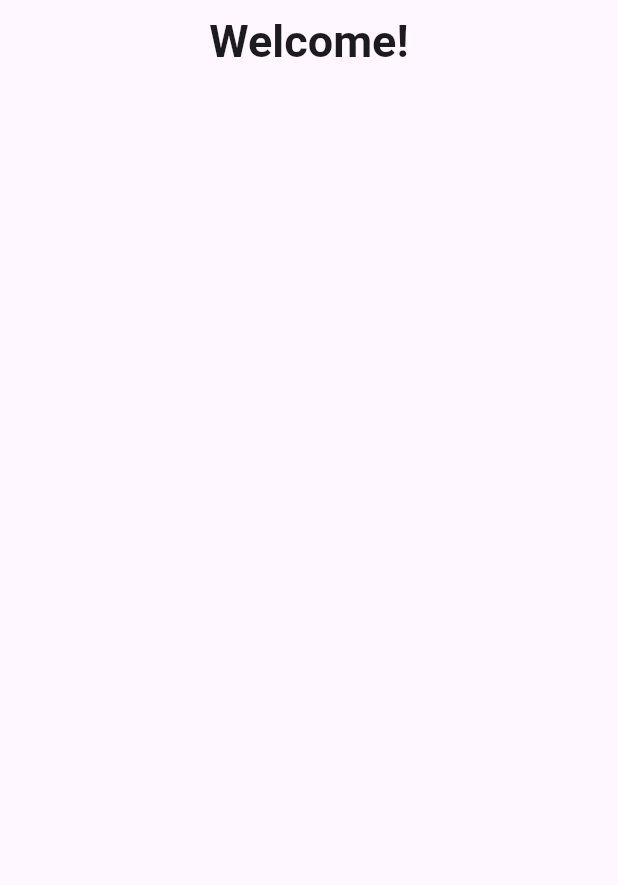
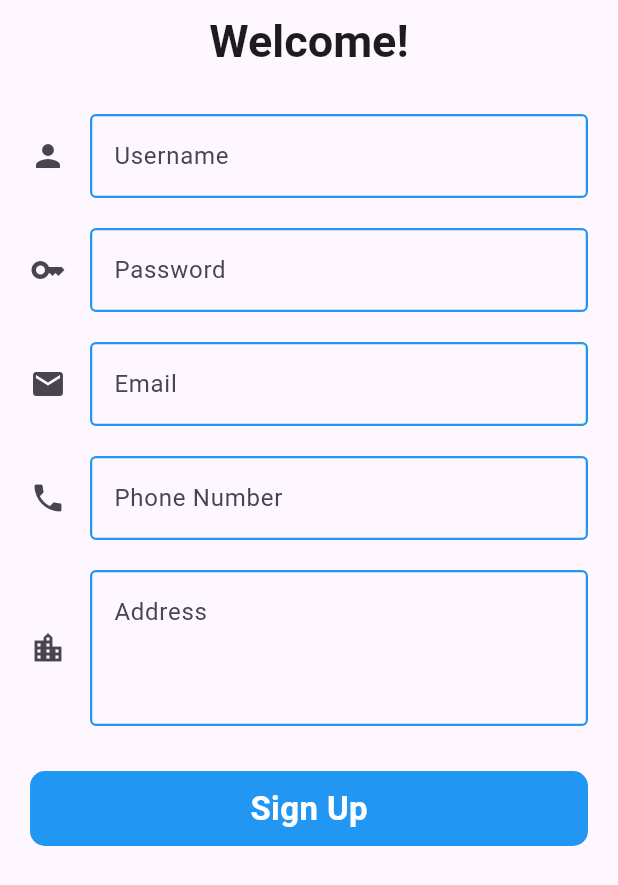
Before and after one commit to haadiyaa/firebase_usermanage, a Flutter app: the screen it shows after launch, on a phone screen of 412 x 824 dp. Shown: the top 885 px of the screen. Run offline on Flutter 3.47's test engine with Material 3 defaults, Android fonts, the phone set to English and light mode, and no system bars; our stand-ins replace cloud_firestore, firebase_auth, firebase_core, get; accounts and stored records are empty.

Commit message:
sign up ui updated

```diff
--- a/lib/controller/auth_controller.dart
+++ b/lib/controller/auth_controller.dart
@@ -1,11 +1,11 @@
 import 'package:cloud_firestore/cloud_firestore.dart';
 import 'package:firebase_auth/firebase_auth.dart';
 import 'package:firebasemain/model/usermodel.dart';
-import 'package:firebasemain/view/home_page.dart';
+import 'package:firebasemain/view/screens/home_page.dart';
 import 'package:flutter/material.dart';
 import 'package:get/get.dart';
 
-class AuthContFirebaseControllerroller extends GetxController {
+class AuthController extends GetxController {
   FirebaseAuth auth = FirebaseAuth.instance;
   FirebaseFirestore db = FirebaseFirestore.instance;
 
--- a/lib/main.dart
+++ b/lib/main.dart
@@ -1,6 +1,6 @@
 import 'package:firebase_core/firebase_core.dart';
 import 'package:firebasemain/firebase_options.dart';
-import 'package:firebasemain/view/login_page.dart';
+import 'package:firebasemain/view/screens/login_page.dart';
 import 'package:flutter/material.dart';
 import 'package:get/get.dart';
 
@@ -15,7 +15,7 @@ class MyApp extends StatelessWidget {
 
   @override
   Widget build(BuildContext context) {
-    return const GetMaterialApp(
+    return GetMaterialApp(
       home: LoginPage(),
     );
   }
--- a/lib/view/home_page.dart
+++ /dev/null
@@ -1,23 +0,0 @@
-import 'package:flutter/material.dart';
-
-class HomePage extends StatelessWidget {
-  const HomePage({super.key});
-
-  @override
-  Widget build(BuildContext context) {
-    return Scaffold(
-      appBar: AppBar(
-        title: const Text("AppBar"),
-        backgroundColor: Colors.blue,
-      ),
-      body: Column(
-        mainAxisAlignment: MainAxisAlignment.center,
-        children: [
-          Center(
-            child: Text("hello"),
-          ),
-        ],
-      ),
-    );
-  }
-}
--- a/lib/view/login_page.dart
+++ /dev/null
@@ -1,22 +0,0 @@
-import 'package:flutter/material.dart';
-
-class LoginPage extends StatelessWidget {
-  const LoginPage({super.key});
-
-  @override
-  Widget build(BuildContext context) {
-    return Scaffold(
-      appBar: AppBar(
-        title: const Center(
-          child: Text(
-            "Welcome!",
-            style: TextStyle(
-              fontSize: 30,
-              fontWeight: FontWeight.bold,
-            ),
-          ),
-        ),
-      ),
-    );
-  }
-}
--- /dev/null
+++ b/lib/view/screens/home_page.dart
@@ -0,0 +1,34 @@
+import 'package:firebase_auth/firebase_auth.dart';
+import 'package:firebase_core/firebase_core.dart';
+import 'package:flutter/material.dart';
+
+class HomePage extends StatelessWidget {
+  HomePage({super.key});
+
+  FirebaseAuth auth=FirebaseAuth.instance;
+
+
+
+  @override
+  Widget build(BuildContext context) {
+    return Scaffold(
+      appBar: AppBar(
+        title: const Text("Home"),
+        backgroundColor: Colors.blue,
+      ),
+      body: Column(
+        mainAxisAlignment: MainAxisAlignment.center,
+        children: [
+          const Center(
+            child: Text("hello"),
+          ),
+          ListView(
+            children: [
+              auth.currentUser!.emailVerified?Text("${auth.currentUser!.email!} succesfully verified!"):Text("${auth.currentUser!.email!} not verified!"),
+            ],
+          ),
+        ],
+      ),
+    );
+  }
+}
--- /dev/null
+++ b/lib/view/screens/login_page.dart
@@ -0,0 +1,103 @@
+import 'package:firebasemain/controller/auth_controller.dart';
+import 'package:firebasemain/view/widgets/boxinputfield.dart';
+import 'package:flutter/material.dart';
+import 'package:get/get.dart';
+
+class LoginPage extends StatelessWidget {
+  LoginPage({super.key});
+
+  final ctrl = Get.put(AuthController());
+
+  @override
+  Widget build(BuildContext context) {
+    return Scaffold(
+      appBar: AppBar(
+        title: const Center(
+          child: Text(
+            "Welcome!",
+            style: TextStyle(
+              fontSize: 30,
+              fontWeight: FontWeight.bold,
+            ),
+          ),
+        ),
+      ),
+      body: Container(
+        padding: const EdgeInsets.all(20),
+        child: SingleChildScrollView(
+          child: Column(
+            children: [
+              BoxInputField(
+                controller: ctrl.signUsername,
+                placeholder: const Text("Username"),
+                icon: const Icon(Icons.person),
+              ),
+              const SizedBox(
+                height: 20,
+              ),
+              BoxInputField(
+                controller: ctrl.loginPassword,
+                placeholder: const Text('Password'),
+                icon: const Icon(Icons.key),
+              ),
+              const SizedBox(
+                height: 20,
+              ),
+              BoxInputField(
+                controller: ctrl.loginEmail,
+                placeholder: const Text("Email"),
+                icon: const Icon(Icons.email),
+              ),
+              const SizedBox(
+                height: 20,
+              ),
+              BoxInputField(
+                controller: ctrl.signPhone,
+                placeholder: const Text("Phone Number"),
+                icon: const Icon(Icons.phone),
+              ),
+              const SizedBox(
+                height: 20,
+              ),
+              BoxInputField(
+                controller: ctrl.signAddress,
+                placeholder: const Text("Address"),
+                icon: const Icon(Icons.location_city),
+                line: 3,
+              ),
+              const SizedBox(
+                height: 30,
+              ),
+              InkWell(
+                onTap: () async {
+                  ctrl.signUp();
+                },
+                child: Obx(
+                  () => Container(
+                    alignment: Alignment.center,
+                    height: 50,
+                    decoration: BoxDecoration(
+                      color: Colors.blue.shade500,
+                      borderRadius: BorderRadius.circular(10),
+                    ),
+                    child: ctrl.loading.value
+                        ? const CircularProgressIndicator(
+                            color: Colors.white,
+                          )
+                        : const Text(
+                            "Sign Up",
+                            style: TextStyle(
+                                color: Colors.white,
+                                fontSize: 22,
+                                fontWeight: FontWeight.bold),
+                          ),
+                  ),
+                ),
+              ),
+            ],
+          ),
+        ),
+      ),
+    );
+  }
+}
--- /dev/null
+++ b/lib/view/widgets/boxinputfield.dart
@@ -0,0 +1,61 @@
+import 'package:flutter/material.dart';
+
+class BoxInputField extends StatelessWidget {
+  final int? line;
+  final Widget placeholder;
+  final TextEditingController? controller;
+  final Widget icon;
+
+  // final String? Function(String?)? validator;
+
+  BoxInputField({
+    super.key,
+    this.line,
+    required this.placeholder,
+    this.controller, required this.icon,
+  });
+
+  InputBorder buildFocusBorder = const OutlineInputBorder(
+    borderRadius: BorderRadius.all(
+      Radius.circular(20),
+    ),
+    borderSide: BorderSide(
+      color: Colors.green,
+      width: 1.5,
+    ),
+  );
+  InputBorder buildBorder = const OutlineInputBorder(
+    borderRadius: BorderRadius.all(
+      Radius.circular(10),
+    ),
+  );
+  InputBorder buildenabled = const OutlineInputBorder(
+    borderSide: BorderSide(
+      width: 1.5,
+      color: Colors.blue,
+    ),
+  );
+
+  @override
+  Widget build(BuildContext context) {
+    return TextField(
+      textAlignVertical: TextAlignVertical.top,
+      maxLines: line,
+      // validator: validator,
+      controller: controller,
+      decoration: InputDecoration(
+        icon: icon,
+        errorMaxLines: 10,
+        errorStyle: const TextStyle(
+          overflow: TextOverflow.clip,
+        ),
+        label: placeholder,
+        // labelStyle: TextStyle(),
+        alignLabelWithHint: true,
+        focusedBorder: buildFocusBorder,
+        border: buildBorder,
+        enabledBorder: buildenabled,
+      ),
+    );
+  }
+}
```
